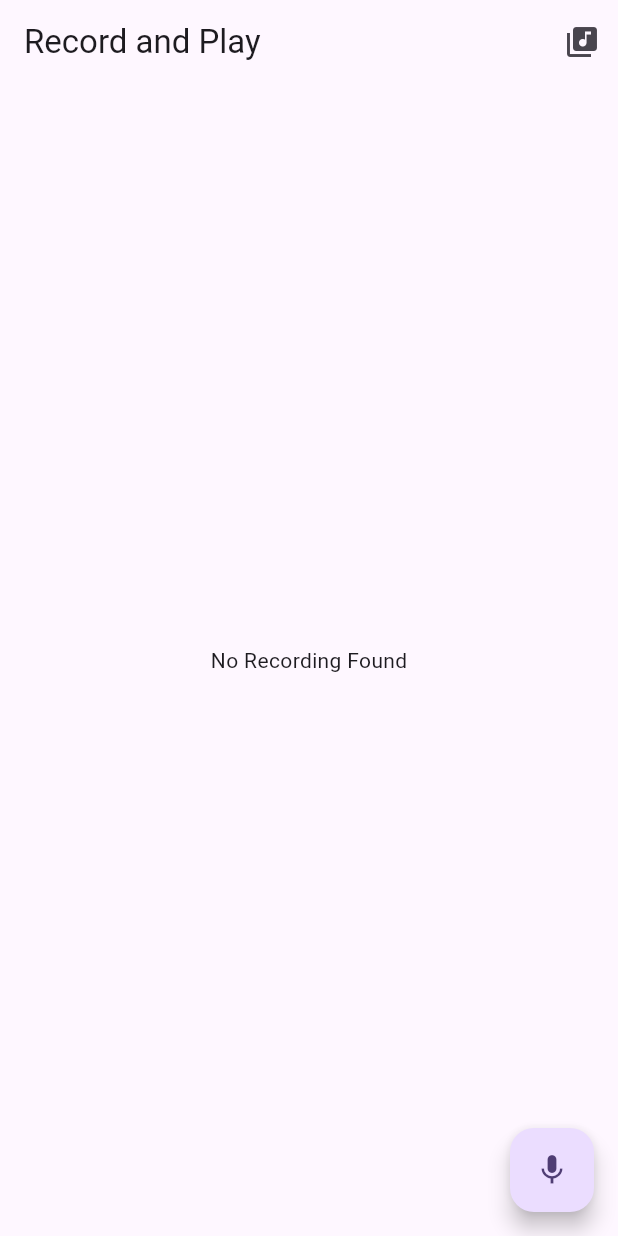
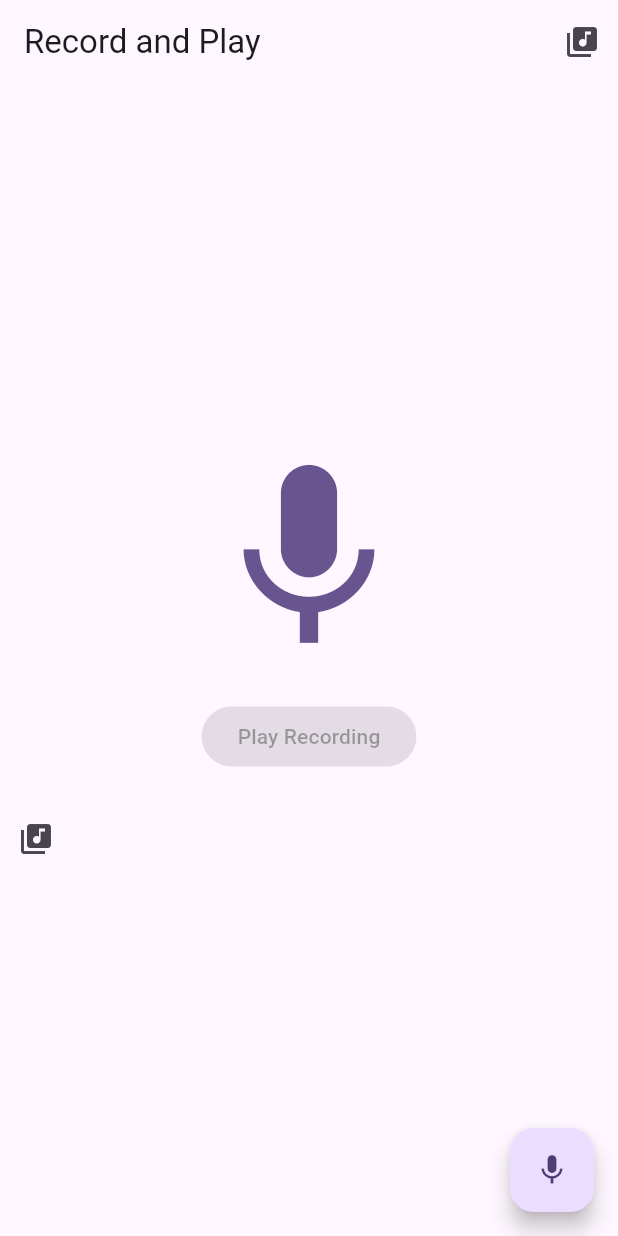
Before and after one commit to kichuman28/koode_v2, a Flutter app: the screen it shows after launch, after a tap on the "mic" icon, on a phone screen of 412 x 824 dp. Run offline on Flutter 3.47's test engine with Material 3 defaults, Android fonts, the light colour scheme and no system bars; our stand-ins replace just_audio; missing offline and left inert: record.

Commit message:
Update: Changed the overall layout, added big mic icon along with a pop up for saving recorded audios.

```diff
--- a/lib/home_page.dart
+++ b/lib/home_page.dart
@@ -4,6 +4,7 @@ import 'package:record/record.dart';
 import 'package:path_provider/path_provider.dart';
 import 'package:path/path.dart' as p;
 import 'dart:io';
+import 'dart:async';
 
 class HomePage extends StatefulWidget {
   const HomePage({super.key});
@@ -16,11 +17,14 @@ class _HomePageState extends State<HomePage> {
   final AudioRecorder audioRecorder = AudioRecorder();
   final AudioPlayer audioPlayer = AudioPlayer();
   String? recordingPath;
-  bool isRecording = false, isPlaying = false;
+  bool isRecording = false;
+  int _recordingDuration = 0;
+  Timer? _timer;
 
   @override
   void dispose() {
     audioPlayer.dispose();
+    _timer?.cancel();
     super.dispose();
   }
 
@@ -28,15 +32,17 @@ class _HomePageState extends State<HomePage> {
     if (isRecording) {
       String? filePath = await audioRecorder.stop();
       if (filePath != null) {
+        _timer?.cancel();
         setState(() {
           isRecording = false;
           recordingPath = filePath;
         });
+        _showSaveDialog();
       }
     } else {
       if (await audioRecorder.hasPermission()) {
         final Directory appDocumentsDir = await getApplicationDocumentsDirectory();
-        final String filePath = p.join(appDocumentsDir.path, "recording.wav");
+        final String filePath = p.join(appDocumentsDir.path, "recording_temp.wav");
         await audioRecorder.start(
           const RecordConfig(),
           path: filePath,
@@ -44,9 +50,74 @@ class _HomePageState extends State<HomePage> {
         setState(() {
           isRecording = true;
           recordingPath = null;
+          _recordingDuration = 0;
         });
+        _startTimer();
       }
     }
+  }
+
+  void _startTimer() {
+    _timer = Timer.periodic(const Duration(seconds: 1), (timer) {
+      setState(() {
+        _recordingDuration++;
+      });
+    });
+  }
+
+  Future<void> _showSaveDialog() async {
+    final TextEditingController nameController = TextEditingController();
+    showDialog(
+      context: context,
+      builder: (context) {
+        return AlertDialog(
+          title: const Text("Save Recording"),
+          content: TextField(
+            controller: nameController,
+            decoration: const InputDecoration(hintText: "Enter a name for your recording"),
+          ),
+          actions: [
+            TextButton(
+              onPressed: () {
+                Navigator.of(context).pop();
+              },
+              child: const Text("Cancel"),
+            ),
+            TextButton(
+              onPressed: () async {
+                String name = nameController.text;
+                if (name.isNotEmpty) {
+                  await _saveRecording(name);
+                  Navigator.of(context).pop();
+                }
+              },
+              child: const Text("Save"),
+            ),
+          ],
+        );
+      },
+    );
+  }
+
+  Future<void> _saveRecording(String name) async {
+    final Directory appDocumentsDir = await getApplicationDocumentsDirectory();
+    final String newFilePath = p.join(appDocumentsDir.path, "$name.wav");
+    final file = File(recordingPath!);
+    await file.rename(newFilePath);
+    final recordedFile = {
+      'name': name,
+      'path': newFilePath,
+      'date': DateTime.now().toString(),
+      'duration': _formatDuration(_recordingDuration),
+    };
+    // Save `recordedFile` to local storage for future use
+    // Code to save to local storage goes here.
+  }
+
+  String _formatDuration(int seconds) {
+    final minutes = (seconds ~/ 60).toString().padLeft(2, '0');
+    final secs = (seconds % 60).toString().padLeft(2, '0');
+    return '$minutes:$secs';
   }
 
   Future<void> playRecording() async {
@@ -76,12 +147,40 @@ class _HomePageState extends State<HomePage> {
         child: Icon(isRecording ? Icons.stop : Icons.mic),
       ),
       body: Center(
-        child: recordingPath != null
-            ? ElevatedButton(
-                onPressed: playRecording,
-                child: const Text("Play Recording"),
-              )
-            : const Text("No Recording Found"),
+        child: Column(
+          mainAxisAlignment: MainAxisAlignment.center,
+          children: [
+            GestureDetector(
+              onTap: toggleRecording,
+              child: Icon(
+                isRecording ? Icons.stop_circle : Icons.mic,
+                size: 150,
+                color: Theme.of(context).colorScheme.primary,
+              ),
+            ),
+            if (isRecording)
+              Text(
+                "Recording: ${_formatDuration(_recordingDuration)}",
+                style: const TextStyle(fontSize: 20, fontWeight: FontWeight.bold),
+              ),
+            const SizedBox(height: 20),
+            ElevatedButton(
+              onPressed: recordingPath != null ? playRecording : null,
+              child: const Text("Play Recording"),
+            ),
+            const SizedBox(height: 20),
+            Align(
+              alignment: Alignment.bottomLeft,
+              child: IconButton(
+                onPressed: () {
+                  Navigator.pushNamed(context, '/recordings-list');
+                },
+                icon: const Icon(Icons.library_music),
+                tooltip: 'My Recordings',
+              ),
+            ),
+          ],
+        ),
       ),
     );
   }
```
